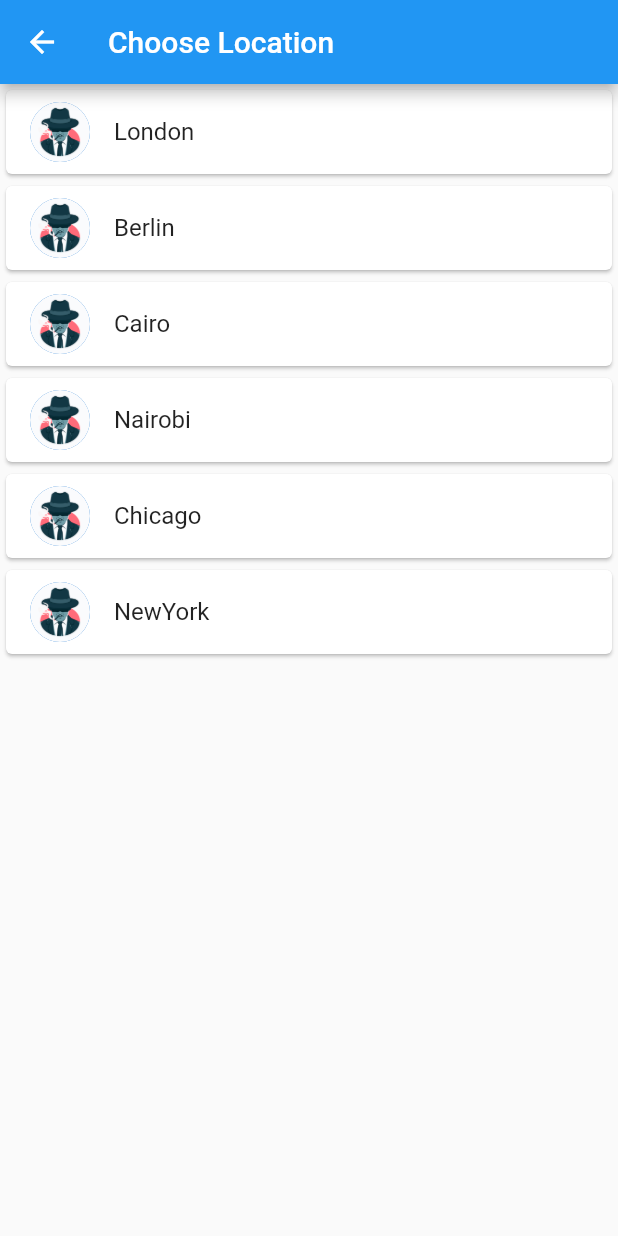
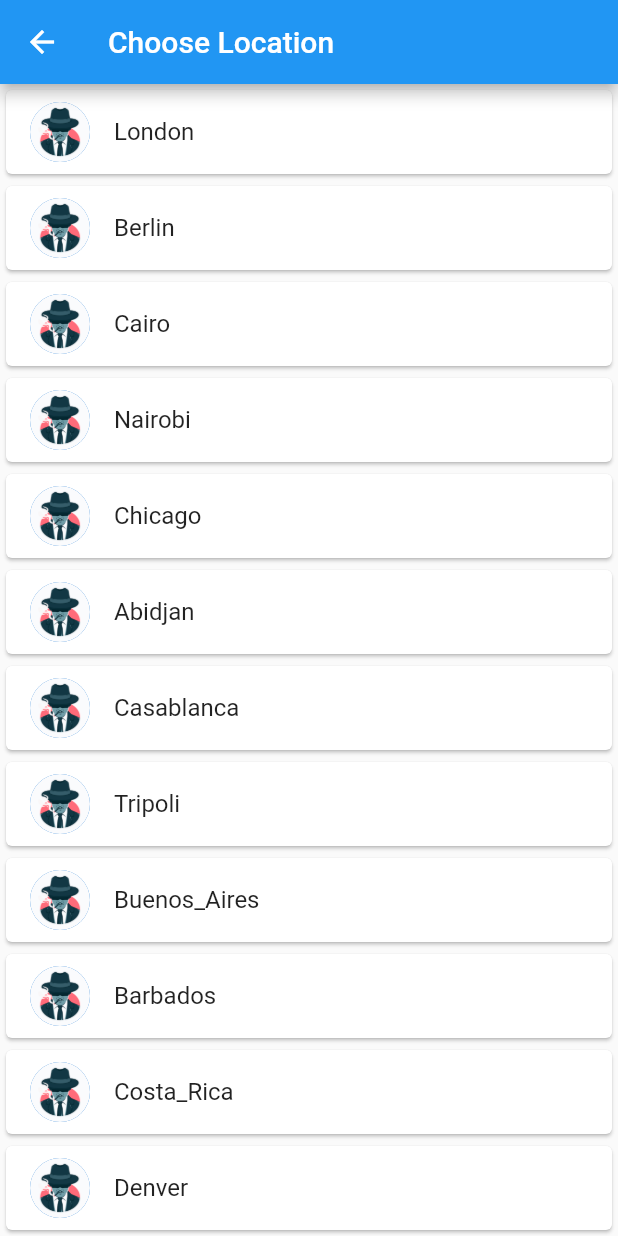
Before and after one commit to pratyu-J/WorldTime, a Flutter app: the Location screen opened by its route, on a phone screen of 412 x 824 dp. Run offline on Flutter 3.47's test engine with Material 2 defaults, Android fonts, the phone set to English and light mode, and no system bars; our stand-ins replace flutter_spinkit; network calls fail; statements that could not run were skipped.

Commit message:
more places added

```diff
--- a/lib/location.dart
+++ b/lib/location.dart
@@ -16,8 +16,41 @@ class _LocationState extends State<Location> {
     WorldTime(url: 'Africa/Cairo', location: 'Cairo', flag: 'avatar.jpg'),
     WorldTime(url: 'Africa/Nairobi', location: 'Nairobi', flag: 'avatar.jpg'),
     WorldTime(url: 'America/Chicago', location: 'Chicago', flag: 'avatar.jpg'),
-    WorldTime(url: 'America/NewYork', location: 'NewYork', flag: 'avatar.jpg'),
+    WorldTime(url: 'Africa/Abidjan', location: 'Abidjan', flag: 'avatar.jpg'),
+    WorldTime(url: 'Africa/Casablanca', location: 'Casablanca', flag: 'avatar.jpg'),
+    WorldTime(url: 'Africa/Tripoli', location: 'Tripoli', flag: 'avatar.jpg'),
+    WorldTime(url: 'America/Argentina/Buenos_Aires', location: 'Buenos_Aires', flag: 'avatar.jpg'),
+    WorldTime(url: 'America/Barbados', location: 'Barbados', flag: 'avatar.jpg'),
+    WorldTime(url: 'America/Costa_Rica', location: 'Costa_Rica', flag: 'avatar.jpg'),
+    WorldTime(url: 'America/Denver', location: 'Denver', flag: 'avatar.jpg'),
+    WorldTime(url: 'America/Detroit', location: 'Detroit', flag: 'avatar.jpg'),
+    WorldTime(url: 'America/Los_Angeles', location: 'Los_Angeles', flag: 'avatar.jpg'),
+    WorldTime(url: 'America/Mexico_City', location: 'Mexico_City', flag: 'avatar.jpg'),
+    WorldTime(url: 'America/New_York', location: 'New_York', flag: 'avatar.jpg'),
+    WorldTime(url: 'America/Toronto', location: 'Toronto', flag: 'avatar.jpg'),
+    WorldTime(url: 'Asia/Baghdad', location: 'Baghdad', flag: 'avatar.jpg'),
+    WorldTime(url: 'Asia/Beirut', location: 'Beirut', flag: 'avatar.jpg'),
+    WorldTime(url: 'Asia/Bangkok', location: 'Bangkok', flag: 'avatar.jpg'),
+    WorldTime(url: 'Asia/Kolkata', location: 'Kolkata', flag: 'avatar.jpg'),
+    WorldTime(url: 'Asia/Kuala_Lumpur', location: 'Kuala_Lumpur', flag: 'avatar.jpg'),
+    WorldTime(url: 'Asia/Qatar', location: 'Qatar', flag: 'avatar.jpg'),
+    WorldTime(url: 'Asia/Tokyo', location: 'Tokyo', flag: 'avatar.jpg'),
+    WorldTime(url: 'Australia/Adelaide', location: 'Adelaide', flag: 'avatar.jpg'),
+    WorldTime(url: 'Australia/Brisbane', location: 'Brisbane', flag: 'avatar.jpg'),
+    WorldTime(url: 'Australia/Sydney', location: 'Sydney', flag: 'avatar.jpg'),
   ];
+
+  void TimeUpdate(index) async{
+    WorldTime worldTime = locations[index];
+
+    await worldTime.getTime();
+    Navigator.pop(context, {
+      'location': worldTime.location,
+      'flag': worldTime.flag,
+      'time': worldTime.time,
+      'isDayTime': worldTime.isDaytime,
+    });
+  }
 
   @override
   Widget build(BuildContext context) {
@@ -34,7 +67,8 @@ class _LocationState extends State<Location> {
           return Card(
             child: ListTile(
               onTap: (){
-                print(locations[index].location);
+                TimeUpdate(index);
+                //print(locations[index].location);
               },
               title: Text(locations[index].location),
               leading: CircleAvatar(
```
Also changed, not shown: lib/home.dart (+11 -3 lines).
